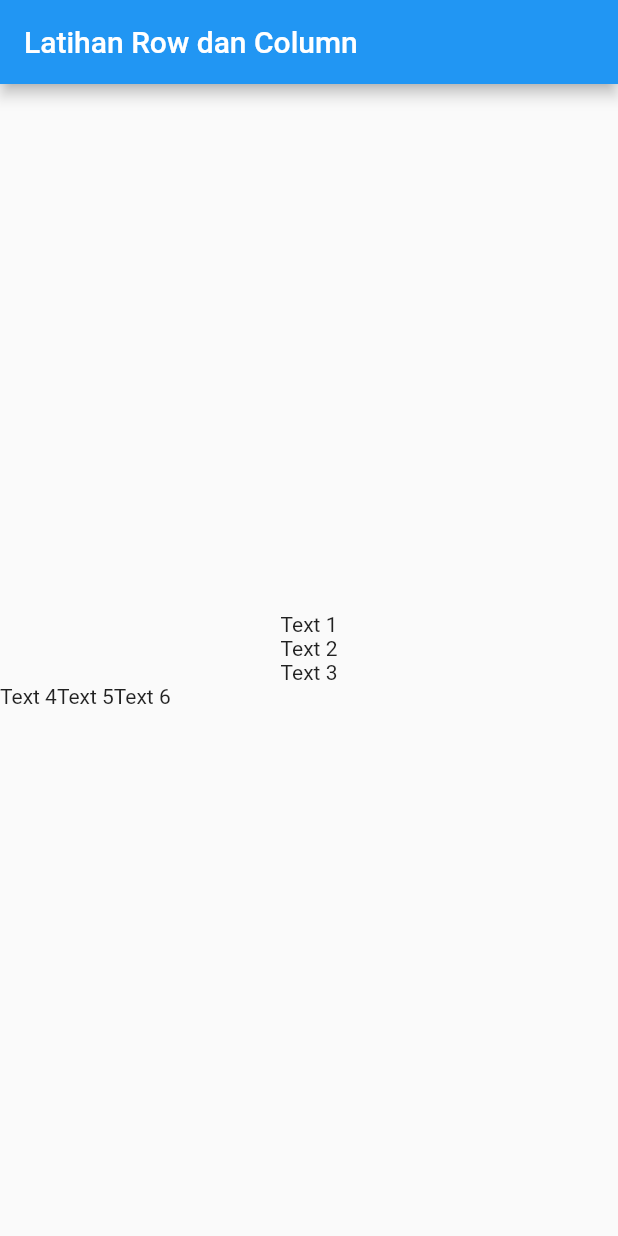
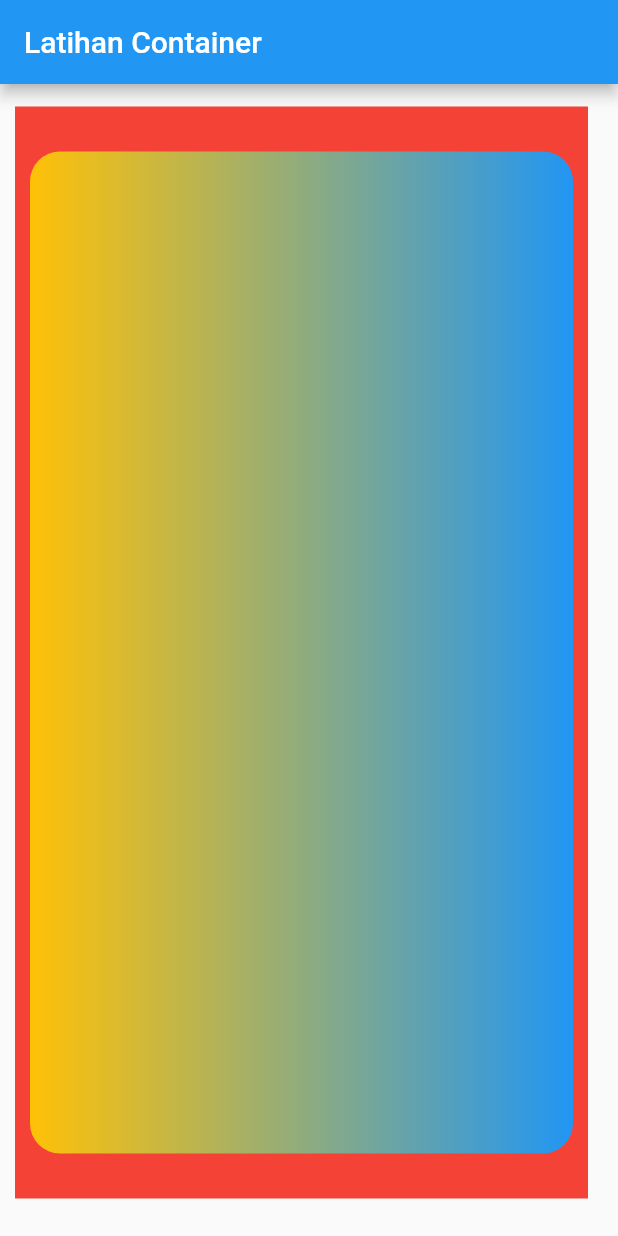
Before and after one commit to Balajar-DM/Flutter-Learn, a Flutter app: the screen it shows after launch, on a phone screen of 412 x 824 dp. Run offline on Flutter 3.47's test engine with Material 2 defaults, Android fonts, the phone set to English and light mode, and no system bars.

Commit message:
Latihan Container

```diff
--- a/lib/main.dart
+++ b/lib/main.dart
@@ -8,22 +8,20 @@ class MyApp extends StatelessWidget {
     return MaterialApp(
       home: Scaffold(
         appBar: AppBar(
-          title: Text("Latihan Row dan Column"),
+          title: Text("Latihan Container"),
         ),
-        body: Column(
-          mainAxisAlignment: MainAxisAlignment.center,
-          children: <Widget>[
-            Text("Text 1"),
-            Text("Text 2"),
-            Text("Text 3"),
-            Row(
-              children: <Widget>[
-                Text("Text 4"),
-                Text("Text 5"),
-                Text("Text 6"),
-              ],
-            )
-          ],
+        body: Container(
+          color: Colors.red,
+          margin: EdgeInsets.fromLTRB(10, 15, 20, 25),
+          padding: EdgeInsets.only(bottom: 20, top: 20),
+          child: Container(
+            margin: EdgeInsets.all(10),
+            decoration: BoxDecoration(
+              borderRadius: BorderRadius.circular(20),
+              gradient:
+                  LinearGradient(colors: <Color>[Colors.amber, Colors.blue]),
+            ),
+          ),
         ),
       ),
     );
```
